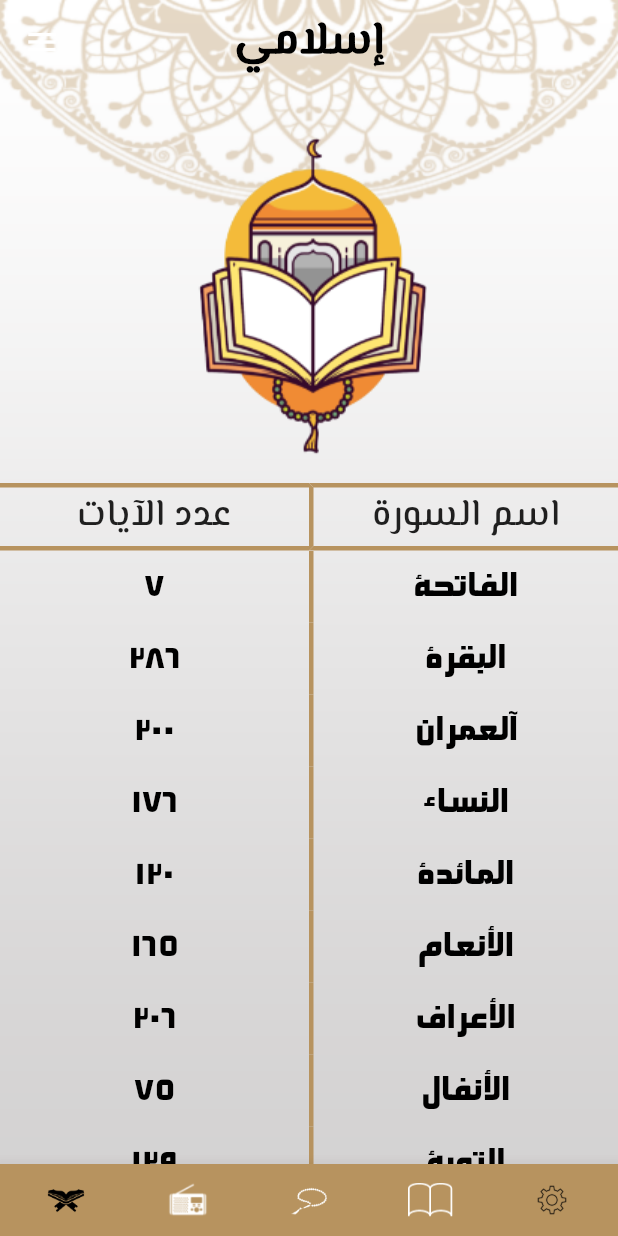
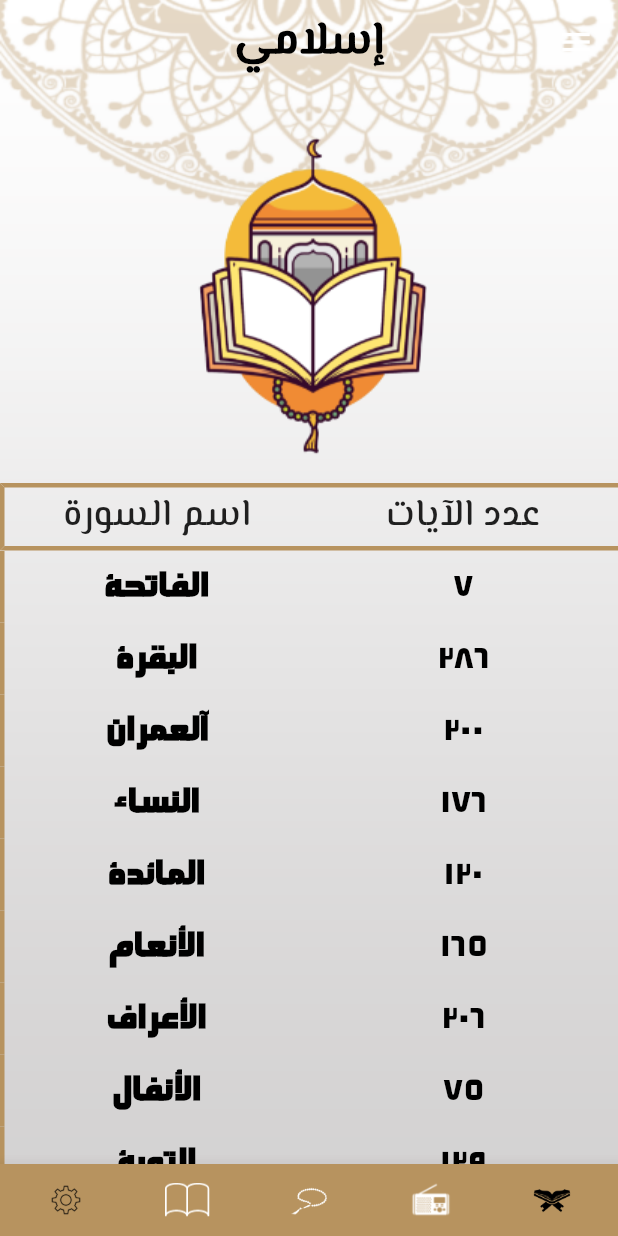
Before and after one commit to Eyadzz/Quran_Application, a Flutter app: the screen it shows after launch, on a phone screen of 412 x 824 dp. Run offline on Flutter 3.47's test engine with Material 2 defaults, Android fonts, the phone set to English and light mode, and no system bars; our stand-ins replace splashscreen; missing offline and left inert: dart:ffi; generated files the repository leaves out were written again.

Commit message:
Configuration of all titles in the application
- Translate All titles in The App and make it all work when change language

```diff
--- a/lib/AppConfigProvider.dart
+++ b/lib/AppConfigProvider.dart
@@ -3,13 +3,12 @@ import 'package:flutter/material.dart';
 
 class AppConfigProvider extends ChangeNotifier{
 
-  String currentLocale = 'en';
+  String currentLocale = 'ar';
 
   void changeLanguage(String lang){
     if(currentLocale == lang)
       return;
     currentLocale = lang;
     notifyListeners();
-
   }
 }
--- a/lib/HadethScreen.dart
+++ b/lib/HadethScreen.dart
@@ -2,6 +2,7 @@ import 'package:flutter/material.dart';
 import 'package:flutter/rendering.dart';
 import 'package:flutter/services.dart';
 import 'package:quran_application/ReadQuran.dart';
+import 'package:flutter_gen/gen_l10n/app_localizations.dart';
 
 
 class HadethScreen extends StatefulWidget {
@@ -60,7 +61,7 @@ class _HadethState extends State<HadethScreen> {
                       Row(
                         mainAxisAlignment: MainAxisAlignment.center,
                         children: [
-                          header("الاحاديث", BoxDecoration(border: Border(bottom: BorderSide(color: colorTheme,width: 3,),top: BorderSide(color: colorTheme,width: 3,)))),
+                          header(AppLocalizations.of(context)!.hadith, BoxDecoration(border: Border(bottom: BorderSide(color: colorTheme,width: 3,),top: BorderSide(color: colorTheme,width: 3,)))),
                         ],
                       ),
                       Expanded(
--- a/lib/Home.dart
+++ b/lib/Home.dart
@@ -5,6 +5,8 @@ import 'package:quran_application/RadioSceen.dart';
 import 'package:quran_application/SideMenu.dart';
 import 'package:quran_application/TasbeehScreen.dart';
 import 'package:quran_application/HadethScreen.dart';
+import 'package:flutter_gen/gen_l10n/app_localizations.dart';
+
 class Home extends StatefulWidget {
   static const routeName = 'home';
   @override
@@ -23,7 +25,7 @@ class _HomeState extends State<Home> {
       drawer: SideMenu(),
       extendBodyBehindAppBar: true,
       appBar: AppBar(
-        title: Text("إسلامي", style: TextStyle(
+        title: Text(AppLocalizations.of(context)!.title, style: TextStyle(
           color: Colors.black,
           fontSize: 30,
           fontWeight: FontWeight.bold,
--- a/lib/QuranScreen.dart
+++ b/lib/QuranScreen.dart
@@ -1,7 +1,10 @@
+import 'dart:ffi';
+
 import 'package:flutter/material.dart';
 import 'package:flutter/rendering.dart';
 import 'package:flutter/services.dart';
 import 'package:quran_application/ReadQuran.dart';
+import 'package:flutter_gen/gen_l10n/app_localizations.dart';
 
 class QuranScreen extends StatefulWidget {
 
@@ -59,8 +62,8 @@ class _QuranScreenState extends State<QuranScreen> {
                   Row(
                     mainAxisAlignment: MainAxisAlignment.center,
                     children: [
-                      header("عدد الآيات",  BoxDecoration(border: Border(bottom: BorderSide(color: colorTheme,width: 3,),top: BorderSide(color: colorTheme,width: 3,)))),
-                      header("اسم السورة", BoxDecoration(border: Border(left: BorderSide(color: colorTheme,width: 3,),bottom: BorderSide(color: colorTheme,width: 3,),top: BorderSide(color: colorTheme,width: 3,)))),
+                      header(AppLocalizations.of(context)!.numOfVerses,  BoxDecoration(border: Border(bottom: BorderSide(color: colorTheme,width: 3,),top: BorderSide(color: colorTheme,width: 3,)))),
+                      header(AppLocalizations.of(context)!.surahName, BoxDecoration(border: Border(left: BorderSide(color: colorTheme,width: 3,),bottom: BorderSide(color: colorTheme,width: 3,),top: BorderSide(color: colorTheme,width: 3,)))),
                     ],
                   ),
                   Expanded(
--- a/lib/RadioSceen.dart
+++ b/lib/RadioSceen.dart
@@ -1,6 +1,6 @@
 import 'package:flutter/cupertino.dart';
 import 'package:flutter/material.dart';
-
+import 'package:flutter_gen/gen_l10n/app_localizations.dart';
 class RadioScreen extends StatelessWidget {
   static const routeName = "radio";
   var colorTheme = Color.fromRGBO(183, 147, 95, 1);
@@ -19,7 +19,7 @@ class RadioScreen extends StatelessWidget {
           children: [
             Image.asset("assets/images/radio.png"),
             SizedBox(height: 50),
-            Text("إذاعة القرآن الكريم",
+            Text(AppLocalizations.of(context)!.radio,
               style: TextStyle(
                 fontSize: 25,
                 fontFamily: "ElMessiri",
--- a/lib/TasbeehScreen.dart
+++ b/lib/TasbeehScreen.dart
@@ -1,6 +1,7 @@
 import 'package:flutter/cupertino.dart';
 import 'package:flutter/material.dart';
 import 'TasbeehCounterDisplay.dart';
+import 'package:flutter_gen/gen_l10n/app_localizations.dart';
 
 class TasbeehScreen extends StatelessWidget {
   static const routeName = 'tasbeeh';
--- a/lib/main.dart
+++ b/lib/main.dart
@@ -1,4 +1,5 @@
 import 'package:flutter/material.dart';
+import 'package:flutter_localizations/flutter_localizations.dart';
 import 'package:provider/provider.dart';
 import 'package:quran_application/AppConfigProvider.dart';
 import 'package:quran_application/QuranScreen.dart';
@@ -9,6 +10,7 @@ import 'SplashCustom.dart';
 import 'Home.dart';
 import 'package:flutter_gen/gen_l10n/app_localizations.dart';
 
+
 void main() {
   runApp(MyApp());
 }
@@ -17,14 +19,18 @@ class MyApp extends StatelessWidget {
   // This widget is the root of your application.
   @override
   Widget build(BuildContext context) {
-
     return ChangeNotifierProvider(create: (buildContext) => AppConfigProvider(),
       builder: (buildContext,widget){
-
+      final provider=Provider.of<AppConfigProvider>(buildContext);
         return MaterialApp(
-          localizationsDelegates: AppLocalizations.localizationsDelegates,
+          localizationsDelegates:[
+            AppLocalizations.delegate,
+            GlobalMaterialLocalizations.delegate,
+            GlobalWidgetsLocalizations.delegate,
+            GlobalCupertinoLocalizations.delegate,
+          ],
           supportedLocales: AppLocalizations.supportedLocales,
-          locale: Locale.fromSubtags(languageCode: 'en'),
+         locale: Locale.fromSubtags(languageCode: provider.currentLocale),
           title: "Quran",
           debugShowCheckedModeBanner: false,
           home: SplashCustom(),
```
Also changed, not shown: lib/SideMenu.dart (+7 -9 lines), lib/TasbeehCounterDisplay.dart (+9 -1 lines), lib/l10n/app_ar.arb (+12 -1 lines), lib/l10n/app_en.arb (+12 -1 lines).
